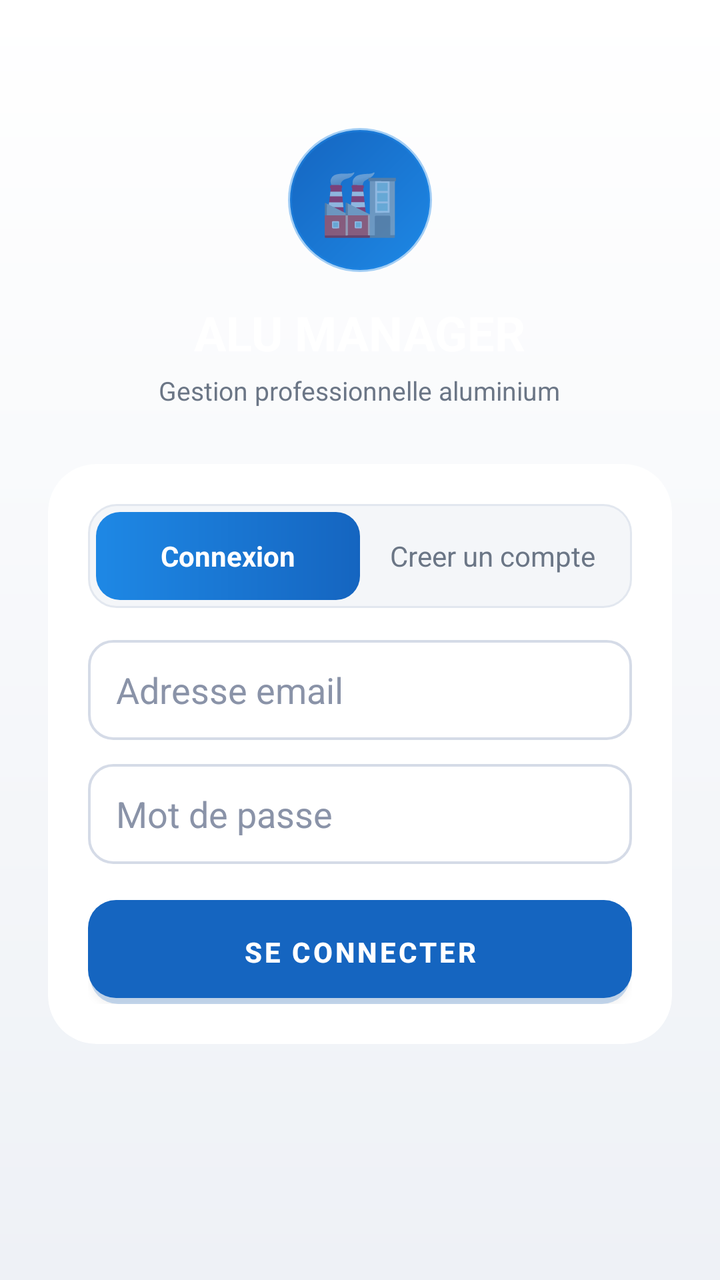
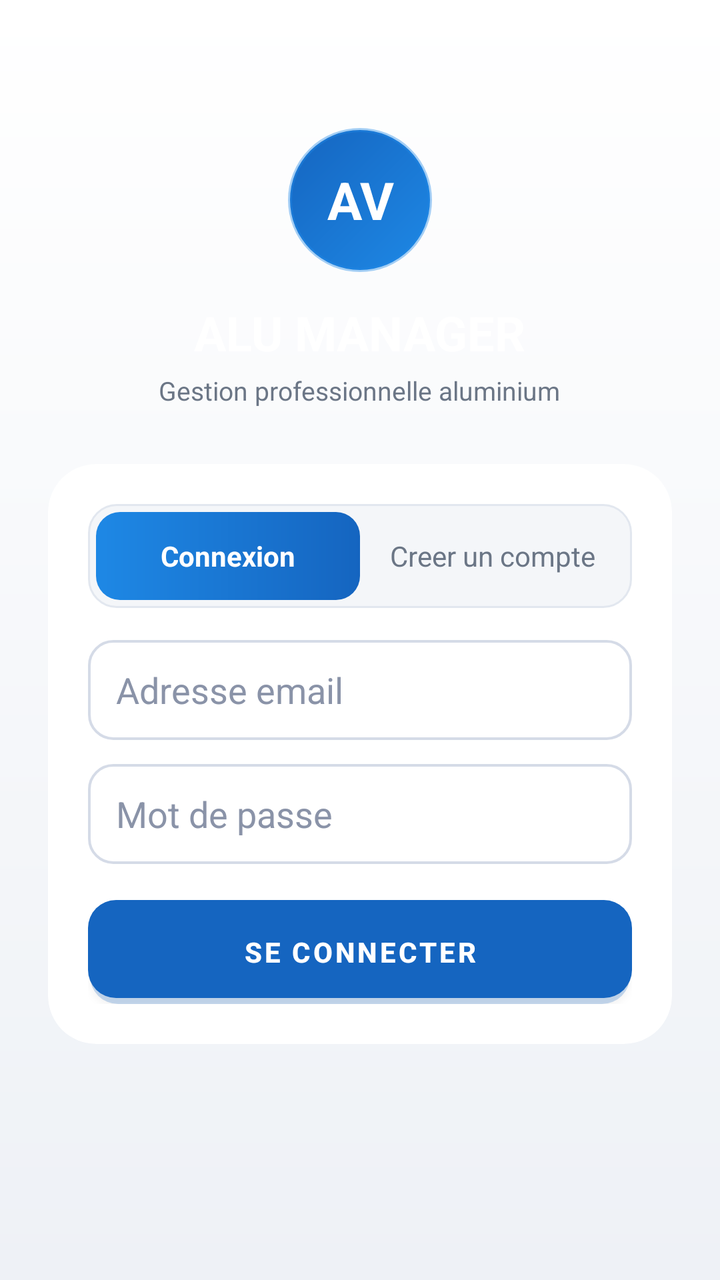

Screens rendered from an Android XML layout before and after an edit, with the pre-edit source and the edit as a unified diff.
<!-- AndroidManifest.xml: application theme Theme.AluManager -->
<!-- res/layout/activity_login.xml -->
<?xml version="1.0" encoding="utf-8"?>
<ScrollView xmlns:android="http://schemas.android.com/apk/res/android"
    android:layout_width="match_parent"
    android:layout_height="match_parent"
    android:background="@drawable/bg_space"
    android:fillViewport="true">

    <LinearLayout
        android:layout_width="match_parent"
        android:layout_height="wrap_content"
        android:orientation="vertical"
        android:gravity="center_horizontal"
        android:padding="24dp">

        
        <TextView
            android:layout_width="72dp"
            android:layout_height="72dp"
            android:layout_marginTop="40dp"
            android:background="@drawable/logo_circle"
            android:gravity="center"
            android:text="🏭"
            android:textSize="32sp" />

        <TextView
            android:layout_width="wrap_content"
            android:layout_height="wrap_content"
            android:layout_marginTop="14dp"
            android:text="ALU MANAGER"
            android:textColor="#FFFFFF"
            android:textSize="24sp"
            android:textStyle="bold" />

        <TextView
            android:layout_width="wrap_content"
            android:layout_height="wrap_content"
            android:layout_marginTop="4dp"
            android:text="Gestion professionnelle aluminium"
            android:textColor="#6B7686"
            android:textSize="13sp" />

        
        <androidx.cardview.widget.CardView
            android:layout_width="match_parent"
            android:layout_height="wrap_content"
            android:layout_marginTop="28dp"
            app:cardBackgroundColor="#FFFFFF"
            app:cardCornerRadius="24dp"
            app:cardElevation="0dp"
            xmlns:app="http://schemas.android.com/apk/res-auto">

            <LinearLayout
                android:layout_width="match_parent"
                android:layout_height="wrap_content"
                android:orientation="vertical"
                android:padding="20dp">

                
                <LinearLayout
                    android:layout_width="match_parent"
                    android:layout_height="wrap_content"
                    android:background="@drawable/tab_track"
                    android:orientation="horizontal"
                    android:padding="4dp">

                    <TextView
                        android:id="@+id/tabLogin"
                        android:layout_width="0dp"
                        android:layout_height="44dp"
                        android:layout_weight="1"
                        android:background="@drawable/tab_active"
                        android:gravity="center"
                        android:text="Connexion"
                        android:textColor="#FFFFFF"
                        android:textStyle="bold" />

                    <TextView
                        android:id="@+id/tabRegister"
                        android:layout_width="0dp"
                        android:layout_height="44dp"
                        android:layout_weight="1"
                        android:gravity="center"
                        android:text="Creer un compte"
                        android:textColor="#6B7686" />
                </LinearLayout>

                
                <TextView
                    android:id="@+id/authError"
                    android:layout_width="match_parent"
                    android:layout_height="wrap_content"
                    android:layout_marginTop="14dp"
                    android:background="@drawable/error_bg"
                    android:padding="10dp"
                    android:textColor="#FF6B6B"
                    android:textSize="13sp"
                    android:visibility="gone" />

                
                <LinearLayout
                    android:id="@+id/formLogin"
                    android:layout_width="match_parent"
                    android:layout_height="wrap_content"
                    android:layout_marginTop="16dp"
                    android:orientation="vertical">

                    <EditText
                        android:id="@+id/loginEmail"
                        android:layout_width="match_parent"
                        android:layout_height="50dp"
                        android:background="@drawable/field_bg"
                        android:hint="Adresse email"
                        android:inputType="textEmailAddress"
                        android:paddingHorizontal="14dp"
                        android:textColor="#FFFFFF"
                        android:textColorHint="#8A93A8" />

                    <EditText
                        android:id="@+id/loginPassword"
                        android:layout_width="match_parent"
                        android:layout_height="50dp"
                        android:layout_marginTop="12dp"
                        android:background="@drawable/field_bg"
                        android:hint="Mot de passe"
                        android:inputType="textPassword"
                        android:paddingHorizontal="14dp"
                        android:textColor="#FFFFFF"
                        android:textColorHint="#8A93A8" />

                    <Button
                        android:id="@+id/btnLogin"
                        android:layout_width="match_parent"
                        android:layout_height="52dp"
                        android:layout_marginTop="18dp"
                        android:background="@drawable/btn_primary"
                        android:text="Se connecter"
                        android:textColor="#FFFFFF"
                        android:textStyle="bold" />
                </LinearLayout>

                
                <LinearLayout
                    android:id="@+id/formRegister"
                    android:layout_width="match_parent"
                    android:layout_height="wrap_content"
                    android:layout_marginTop="16dp"
                    android:orientation="vertical"
                    android:visibility="gone">

                    <EditText
                        android:id="@+id/regName"
                        android:layout_width="match_parent"
                        android:layout_height="50dp"
                        android:background="@drawable/field_bg"
                        android:hint="Nom complet"
                        android:inputType="textPersonName"
                        android:paddingHorizontal="14dp"
                        android:textColor="#FFFFFF"
                        android:textColorHint="#8A93A8" />

                    <EditText
                        android:id="@+id/regEmail"
                        android:layout_width="match_parent"
                        android:layout_height="50dp"
                        android:layout_marginTop="12dp"
                        android:background="@drawable/field_bg"
                        android:hint="Adresse email"
                        android:inputType="textEmailAddress"
                        android:paddingHorizontal="14dp"
                        android:textColor="#FFFFFF"
                        android:textColorHint="#8A93A8" />

                    <Spinner
                        android:id="@+id/regSociete"
                        android:layout_width="match_parent"
                        android:layout_height="50dp"
                        android:layout_marginTop="12dp"
                        android:background="@drawable/field_bg"
                        android:paddingHorizontal="10dp" />

                    <EditText
                        android:id="@+id/regPassword"
                        android:layout_width="match_parent"
                        android:layout_height="50dp"
                        android:layout_marginTop="12dp"
                        android:background="@drawable/field_bg"
                        android:hint="Mot de passe (min. 6 caracteres)"
                        android:inputType="textPassword"
                        android:paddingHorizontal="14dp"
                        android:textColor="#FFFFFF"
                        android:textColorHint="#8A93A8" />

                    <EditText
                        android:id="@+id/regConfirm"
                        android:layout_width="match_parent"
                        android:layout_height="50dp"
                        android:layout_marginTop="12dp"
                        android:background="@drawable/field_bg"
                        android:hint="Confirmer le mot de passe"
                        android:inputType="textPassword"
                        android:paddingHorizontal="14dp"
                        android:textColor="#FFFFFF"
                        android:textColorHint="#8A93A8" />

                    <Button
                        android:id="@+id/btnRegister"
                        android:layout_width="match_parent"
                        android:layout_height="52dp"
                        android:layout_marginTop="18dp"
                        android:background="@drawable/btn_primary"
                        android:text="Creer mon compte"
                        android:textColor="#FFFFFF"
                        android:textStyle="bold" />
                </LinearLayout>

            </LinearLayout>
        </androidx.cardview.widget.CardView>

    </LinearLayout>
</ScrollView>
<!-- resources referenced by this layout -->
<resources>
  <!-- drawable bg_space (drawable) -->
  <?xml version="1.0" encoding="utf-8"?>
  <shape xmlns:android="http://schemas.android.com/apk/res/android" android:shape="rectangle">
      <gradient
          android:angle="270"
          android:startColor="#FFFFFF"
          android:endColor="#EEF1F6" />
  </shape>
  <!-- drawable btn_primary (drawable) -->
  <?xml version="1.0" encoding="utf-8"?>
  <layer-list xmlns:android="http://schemas.android.com/apk/res/android">
      
      <item android:top="3dp" android:left="1dp" android:right="1dp">
          <shape android:shape="rectangle">
              <solid android:color="#3B1565C0" />
              <corners android:radius="14dp" />
          </shape>
      </item>
      
      <item android:bottom="3dp">
          <shape android:shape="rectangle">
              <gradient
                  android:angle="90"
                  android:startColor="#2196F3"
                  android:endColor="#1565C0" />
              <corners android:radius="14dp" />
          </shape>
      </item>
  </layer-list>
  <!-- drawable error_bg (drawable) -->
  <?xml version="1.0" encoding="utf-8"?>
  <shape xmlns:android="http://schemas.android.com/apk/res/android" android:shape="rectangle">
      <solid android:color="#FBE9F1" />
      <corners android:radius="12dp" />
      <stroke android:width="1dp" android:color="#C2118F" />
  </shape>
  <!-- drawable field_bg (drawable) -->
  <?xml version="1.0" encoding="utf-8"?>
  <shape xmlns:android="http://schemas.android.com/apk/res/android" android:shape="rectangle">
      <solid android:color="#FFFFFF" />
      <corners android:radius="12dp" />
      <stroke android:width="1.3dp" android:color="#D5DBE7" />
  </shape>
  <!-- drawable logo_circle (drawable) -->
  <?xml version="1.0" encoding="utf-8"?>
  <shape xmlns:android="http://schemas.android.com/apk/res/android" android:shape="oval">
      <gradient
          android:angle="135"
          android:startColor="#1E88E5"
          android:endColor="#1565C0" />
      <stroke android:width="2dp" android:color="#661E88E5" />
  </shape>
  <!-- drawable tab_active (drawable) -->
  <?xml version="1.0" encoding="utf-8"?>
  <shape xmlns:android="http://schemas.android.com/apk/res/android" android:shape="rectangle">
      <gradient
          android:angle="0"
          android:startColor="#1E88E5"
          android:endColor="#1565C0" />
      <corners android:radius="12dp" />
  </shape>
  <!-- drawable tab_track (drawable) -->
  <?xml version="1.0" encoding="utf-8"?>
  <shape xmlns:android="http://schemas.android.com/apk/res/android" android:shape="rectangle">
      <solid android:color="#F4F6F9" />
      <corners android:radius="14dp" />
      <stroke android:width="1dp" android:color="#E2E7EF" />
  </shape>
  <style name="Theme.AluManager" parent="Theme.MaterialComponents.Light.NoActionBar">
          <item name="colorPrimary">@color/neon_violet</item>
          <item name="colorPrimaryVariant">@color/neon_cyan</item>
          <item name="colorOnPrimary">#FFFFFF</item>
          <item name="colorAccent">@color/neon_cyan</item>
          <item name="android:windowBackground">@color/bg_deep</item>
          <item name="android:statusBarColor">@android:color/transparent</item>
          <item name="android:navigationBarColor">@color/bg_deep</item>
          <item name="android:windowLightStatusBar">false</item>
          <item name="android:colorBackground">@color/bg_deep</item>
      </style>
  <color name="neon_violet">#1565C0</color>
  <color name="neon_cyan">#1E88E5</color>
  <color name="bg_deep">#F4F6F9</color>
</resources>

<!-- the commit's change to res/layout/activity_login.xml (unified diff, before → after) -->
@@ -19,8 +19,10 @@
             android:layout_marginTop="40dp"
             android:background="@drawable/logo_circle"
             android:gravity="center"
-            android:text="🏭"
-            android:textSize="32sp" />
+            android:text="AV"
+            android:textColor="#FFFFFF"
+            android:textStyle="bold"
+            android:textSize="26sp" />
 
         <TextView
             android:layout_width="wrap_content"
